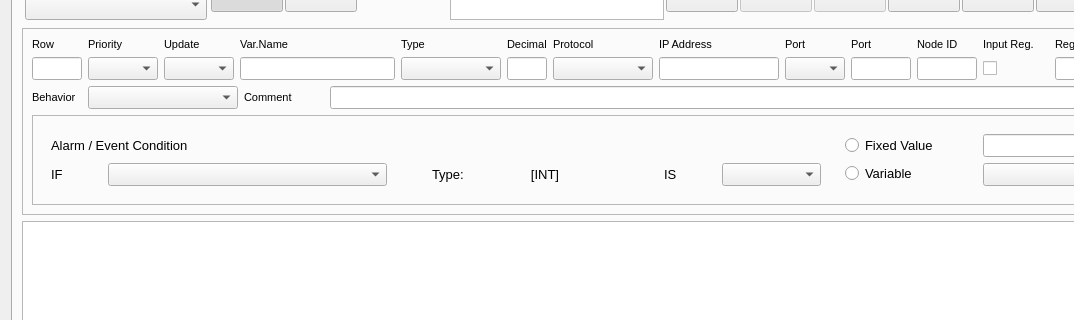
Above: cte/ctedit.ui from MECTsrl/mect_plugins before the change; both pictures show x 0 to 1074 and y 114 to 434 of the 1304 by 822 pixel window. Below: the same form after it.
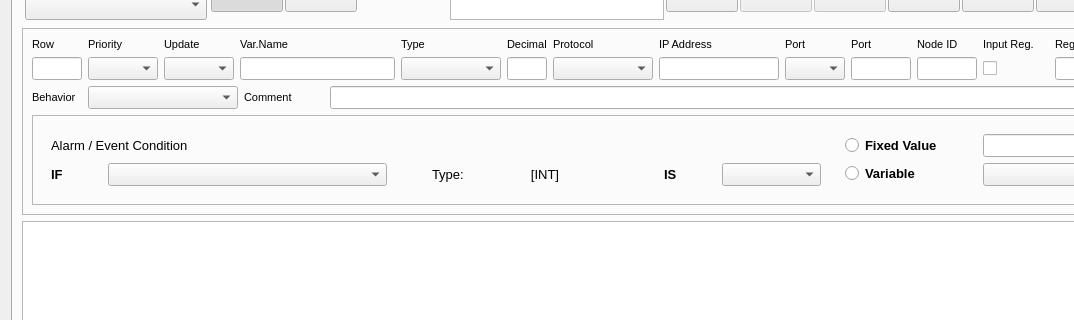
That is the form after the change. Icons and pictures are not drawn.

Commit message: CTE: evidenziate in Bold condizioni di test per allarmi/eventi

Patch:
```diff
--- a/cte/ctedit.ui
+++ b/cte/ctedit.ui
@@ -1981,8 +1981,8 @@
                      <widget class="QLabel" name="lblIf">
                       <property name="font">
                        <font>
-                        <weight>50</weight>
-                        <bold>false</bold>
+                        <weight>75</weight>
+                        <bold>true</bold>
                        </font>
                       </property>
                       <property name="text">
@@ -2100,8 +2100,8 @@
                      <widget class="QLabel" name="lblIs">
                       <property name="font">
                        <font>
-                        <weight>50</weight>
-                        <bold>false</bold>
+                        <weight>75</weight>
+                        <bold>true</bold>
                        </font>
                       </property>
                       <property name="text">
@@ -2196,8 +2196,8 @@
                     </property>
                     <property name="font">
                      <font>
-                      <weight>50</weight>
-                      <bold>false</bold>
+                      <weight>75</weight>
+                      <bold>true</bold>
                      </font>
                     </property>
                     <property name="text">
@@ -2224,8 +2224,8 @@
                     </property>
                     <property name="font">
                      <font>
-                      <weight>50</weight>
-                      <bold>false</bold>
+                      <weight>75</weight>
+                      <bold>true</bold>
                      </font>
                     </property>
                     <property name="text">
```
Left out of the diff: 5 changed lines with no effect on the pictures. The commit also changes 1 other file.
